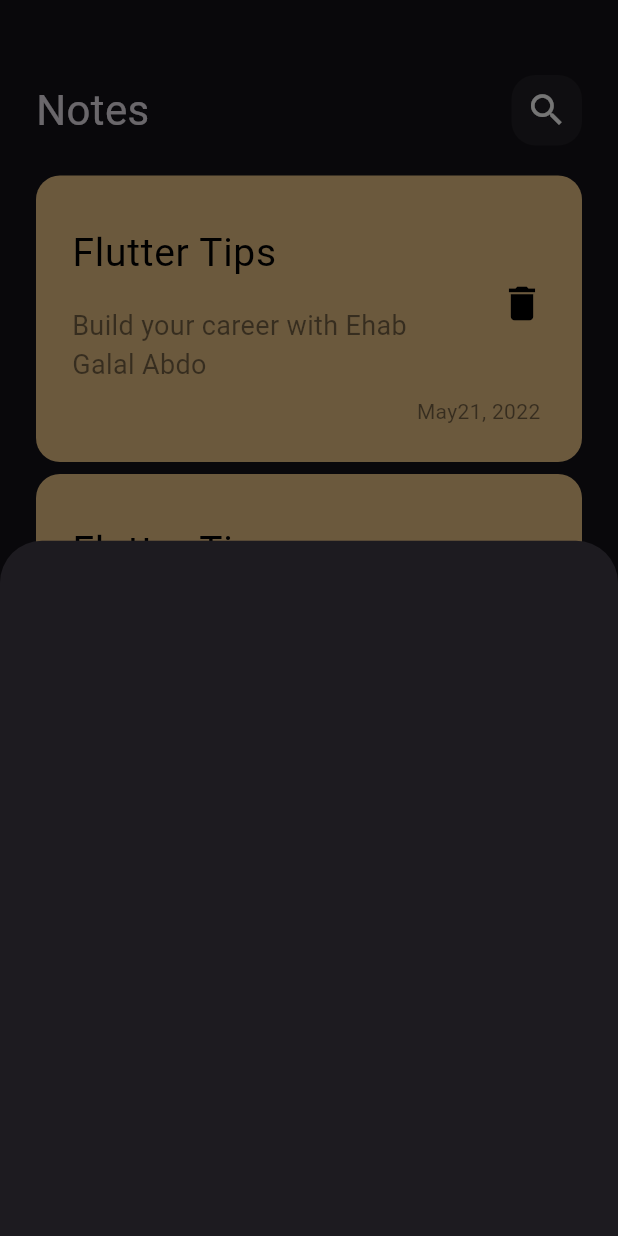
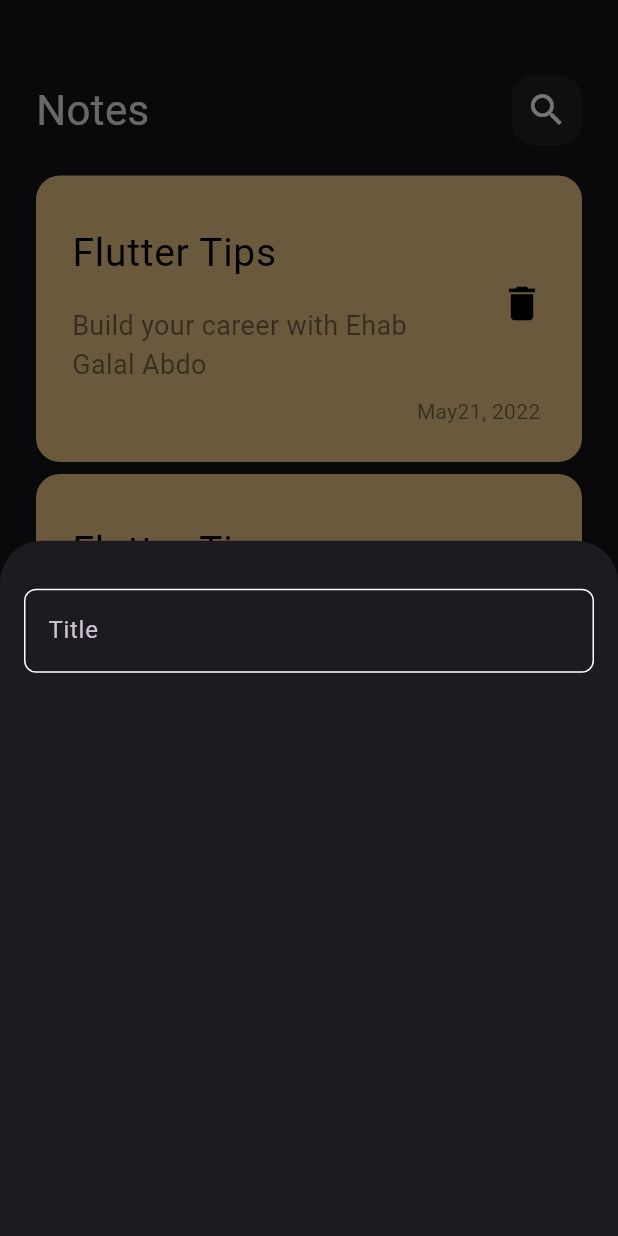
Before and after one commit to EhabGalal10/notes_app, a Flutter app: the screen it shows after launch, after a tap on the "add" icon, on a phone screen of 412 x 824 dp. Run offline on Flutter 3.47's test engine with Material 3 defaults, Android fonts, the phone set to English and light mode, and no system bars.

Commit message:
create cusutom textv field

```diff
--- /dev/null
+++ b/lib/contants.dart
@@ -0,0 +1,3 @@
+import 'package:flutter/material.dart';
+
+const KprimaryColor = Color(0xff62FCD7);
--- a/lib/views/widgets/add_note_bottom_sheet.dart
+++ b/lib/views/widgets/add_note_bottom_sheet.dart
@@ -1,10 +1,21 @@
 import 'package:flutter/material.dart';
+import 'package:notesapp/views/widgets/custom_text_field.dart';
 
 class AddNoteBottomSheet extends StatelessWidget {
   const AddNoteBottomSheet({super.key});
 
   @override
   Widget build(BuildContext context) {
-    return  Container();
+    return const Padding(
+      padding: EdgeInsets.symmetric(horizontal: 16),
+      child: Column(
+        children: [
+          SizedBox(
+            height: 32,
+          ),
+          CutomTextField(),
+        ],
+      ),
+    );
   }
 }
--- /dev/null
+++ b/lib/views/widgets/custom_text_field.dart
@@ -0,0 +1,25 @@
+import 'package:flutter/material.dart';
+import 'package:notesapp/contants.dart';
+
+class CutomTextField extends StatelessWidget {
+  const CutomTextField({super.key});
+
+  @override
+  Widget build(BuildContext context) {
+    return TextField(
+        cursorColor: KprimaryColor,
+        decoration: InputDecoration(
+          hintText: "Title",
+          border: buildBorder(),
+          enabledBorder: buildBorder(),
+          focusedBorder: buildBorder(KprimaryColor),
+        ));
+  }
+}
+
+OutlineInputBorder buildBorder([color]) {
+  return OutlineInputBorder(
+    borderRadius: BorderRadius.circular(8),
+    borderSide: BorderSide(color: color ?? Colors.white),
+  );
+}
```
Also changed, not shown: lib/views/notes_view.dart (line endings or trailing spaces).
